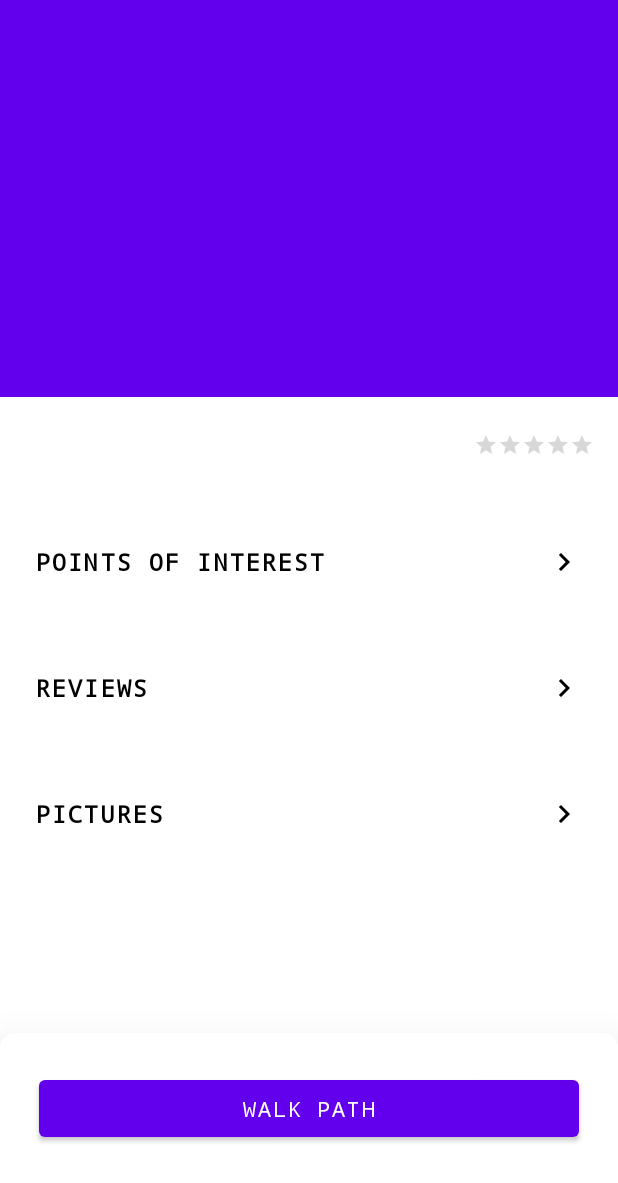
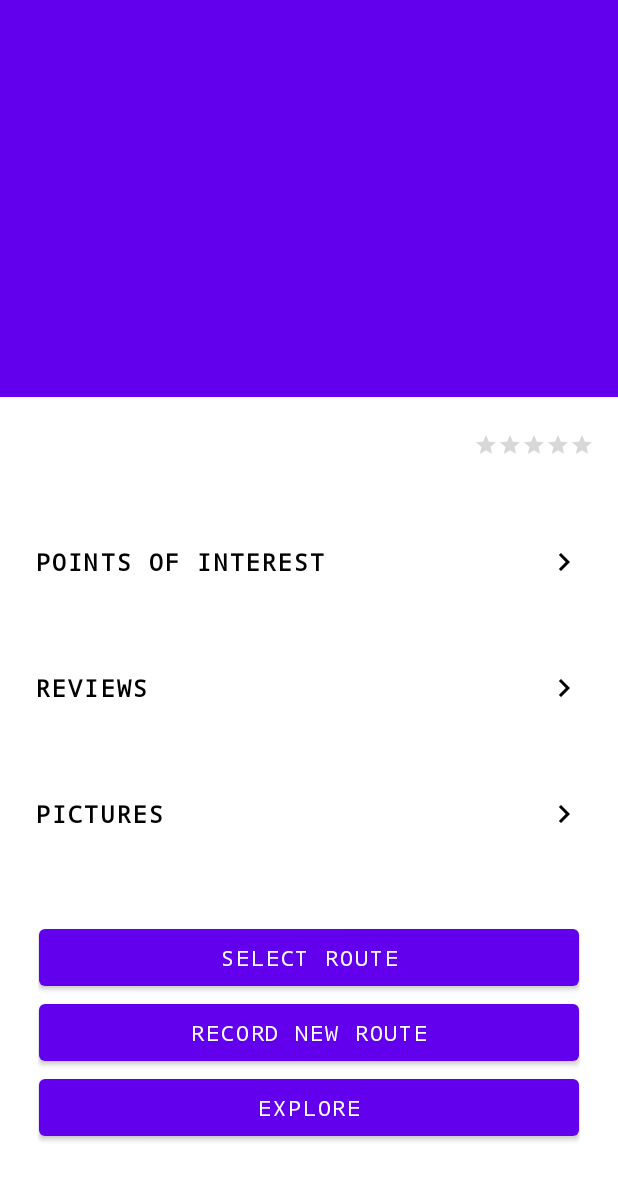
Before and after one commit to GoJoeyGo/WikiWalks, an Android app: the fragment PathFragment placed in its activity, on a phone screen of 412 x 824 dp, the part 53-1236 px from its top. Run offline under Robolectric (Android 15) with nearby library versions, the phone set to English and light mode, and no system bars; 6 statements that could not run were skipped.

Commit message:
Completely rehauled recording system

```diff
--- a/WikiWalksApp/app/src/main/java/com/wikiwalks/wikiwalks/MapsFragment.java
+++ b/WikiWalksApp/app/src/main/java/com/wikiwalks/wikiwalks/MapsFragment.java
@@ -51,7 +51,7 @@ public class MapsFragment extends Fragment implements OnMapReadyCallback, Google
         createPath.setOnClickListener(new View.OnClickListener() {
             @Override
             public void onClick(View v) {
-                getFragmentManager().beginTransaction().add(R.id.main_frame, RecordingFragment.newInstance(null, null)).addToBackStack(null).commit();
+                getFragmentManager().beginTransaction().add(R.id.main_frame, RecordingFragment.newInstance(null)).addToBackStack(null).commit();
             }
         });
         mapFragment = (SupportMapFragment) this.getChildFragmentManager().findFragmentById(R.id.map_frag);
@@ -64,7 +64,6 @@ public class MapsFragment extends Fragment implements OnMapReadyCallback, Google
     public void onMapReady(GoogleMap googleMap) {
         mMap = googleMap;
         mMap.setMapType(GoogleMap.MAP_TYPE_HYBRID);
-
         fusedLocationProviderClient.getLastLocation().addOnSuccessListener(new OnSuccessListener<Location>() {
             @Override
             public void onSuccess(Location location) {
--- a/WikiWalksApp/app/src/main/java/com/wikiwalks/wikiwalks/PathFragment.java
+++ b/WikiWalksApp/app/src/main/java/com/wikiwalks/wikiwalks/PathFragment.java
@@ -11,6 +11,7 @@ import android.widget.RatingBar;
 import android.widget.TextView;
 import android.widget.Toast;
 
+import androidx.constraintlayout.widget.ConstraintLayout;
 import androidx.fragment.app.Fragment;
 
 import com.google.android.gms.maps.CameraUpdateFactory;
@@ -22,10 +23,13 @@ import com.google.android.gms.maps.model.MarkerOptions;
 
 public class PathFragment extends Fragment implements OnMapReadyCallback {
 
-    Button walkPathButton;
+    Button selectRouteButton;
+    Button recordRouteButton;
+    Button exploreButton;
     SupportMapFragment mapFragment;
     private GoogleMap pathPreviewMap;
     Path path;
+    ConstraintLayout walkPathOptions;
     Button pointOfInterestButton;
     RatingBar ratingBar;
 
@@ -42,11 +46,29 @@ public class PathFragment extends Fragment implements OnMapReadyCallback {
         final View rootView = inflater.inflate(R.layout.path_fragment, container, false);
         mapFragment = (SupportMapFragment) this.getChildFragmentManager().findFragmentById(R.id.map_path_preview_frag);
         mapFragment.getMapAsync(this);
-        walkPathButton = rootView.findViewById(R.id.walk_path_button);
-        walkPathButton.setOnClickListener(new View.OnClickListener() {
+        walkPathOptions = rootView.findViewById(R.id.walk_path_option_selector);
+        selectRouteButton = rootView.findViewById(R.id.select_route_button);
+        if (path.getChildPaths().size() == 0) selectRouteButton.setText("WALK PATH");
+        selectRouteButton.setOnClickListener(new View.OnClickListener() {
             @Override
             public void onClick(View view) {
-                getFragmentManager().beginTransaction().add(R.id.main_frame, WalkFragment.newInstance(path)).addToBackStack(null).commit();
+                if (path.getChildPaths().size() == 0) {
+                    getFragmentManager().beginTransaction().add(R.id.main_frame, WalkFragment.newInstance(path, true)).addToBackStack(null).commit();
+                } else getFragmentManager().beginTransaction().add(R.id.main_frame, RouteListFragment.newInstance(path)).addToBackStack(null).commit();
+            }
+        });
+        recordRouteButton = rootView.findViewById(R.id.new_route_button);
+        recordRouteButton.setOnClickListener(new View.OnClickListener() {
+            @Override
+            public void onClick(View v) {
+                getFragmentManager().beginTransaction().add(R.id.main_frame, RecordingFragment.newInstance(path)).addToBackStack(null).commit();
+            }
+        });
+        exploreButton = rootView.findViewById(R.id.explore_button);
+        exploreButton.setOnClickListener(new View.OnClickListener() {
+            @Override
+            public void onClick(View view) {
+                getFragmentManager().beginTransaction().add(R.id.main_frame, WalkFragment.newInstance(path, false)).addToBackStack(null).commit();
             }
         });
         pointOfInterestButton = rootView.findViewById(R.id.path_frag_pois_button);
--- a/WikiWalksApp/app/src/main/res/layout/path_fragment.xml
+++ b/WikiWalksApp/app/src/main/res/layout/path_fragment.xml
@@ -118,32 +118,50 @@
 
         </androidx.constraintlayout.widget.ConstraintLayout>
     </androidx.core.widget.NestedScrollView>
+
     <androidx.constraintlayout.widget.ConstraintLayout
-        android:id="@+id/path_frag_constraint"
+        android:id="@+id/walk_path_option_selector"
         android:layout_width="match_parent"
-        android:layout_height="100dp"
+        android:layout_height="wrap_content"
         android:layout_gravity="bottom|end"
         android:background="@drawable/button_background"
-        app:layout_constraintBottom_toTopOf="@+id/textView"
-        app:layout_constraintEnd_toEndOf="parent"
-        android:elevation="40dp">
+        android:padding="25dp"
+        app:layout_constraintBottom_toBottomOf="parent"
+        app:layout_constraintEnd_toEndOf="parent">
 
 
         <Button
-            android:id="@+id/walk_path_button"
+            android:id="@+id/select_route_button"
             android:layout_width="360dp"
             android:layout_height="50dp"
-            android:layout_marginStart="25dp"
-            android:layout_marginLeft="25dp"
-            android:layout_marginTop="25dp"
-            android:layout_marginEnd="25dp"
-            android:layout_marginRight="25dp"
-            android:layout_marginBottom="25dp"
             android:fontFamily="monospace"
-            android:text="WALK PATH"
+            android:text="SELECT ROUTE"
+            style="@style/ButtonTheme"
+            app:layout_constraintEnd_toEndOf="parent"
+            app:layout_constraintStart_toStartOf="parent"
+            app:layout_constraintTop_toTopOf="parent" />
+
+        <Button
+            android:id="@+id/new_route_button"
+            android:layout_width="360dp"
+            android:layout_height="50dp"
+            android:fontFamily="monospace"
+            android:text="RECORD NEW ROUTE"
+            style="@style/ButtonTheme"
+            app:layout_constraintEnd_toEndOf="parent"
+            app:layout_constraintStart_toStartOf="parent"
+            app:layout_constraintTop_toBottomOf="@id/select_route_button" />
+
+        <Button
+            android:id="@+id/explore_button"
+            android:layout_width="360dp"
+            android:layout_height="50dp"
+            android:fontFamily="monospace"
+            android:text="EXPLORE"
+            style="@style/ButtonTheme"
             app:layout_constraintBottom_toBottomOf="parent"
             app:layout_constraintEnd_toEndOf="parent"
             app:layout_constraintStart_toStartOf="parent"
-            app:layout_constraintTop_toTopOf="parent" />
+            app:layout_constraintTop_toBottomOf="@id/new_route_button" />
     </androidx.constraintlayout.widget.ConstraintLayout>
 </androidx.coordinatorlayout.widget.CoordinatorLayout>
--- a/WikiWalksApp/app/src/main/res/layout/recording_fragment.xml
+++ b/WikiWalksApp/app/src/main/res/layout/recording_fragment.xml
@@ -38,6 +38,7 @@
 
         app:layout_constraintTop_toBottomOf="@id/recording_toolbar"
         app:layout_constraintVertical_bias="1.0"
+        android:layout_marginBottom="?attr/actionBarSize"
         tools:context=".ui.main.RecordingFragment" />
 
     <androidx.constraintlayout.widget.ConstraintLayout
--- a/WikiWalksApp/app/src/main/res/values/styles.xml
+++ b/WikiWalksApp/app/src/main/res/values/styles.xml
@@ -17,9 +17,7 @@
 
     <style name="ButtonTheme" parent="ThemeOverlay.AppCompat.Light">
         <item name="android:fontFamily">monospace</item>
-        <item name="android:textStyle">bold</item>
-        <item name="android:background">?attr/colorBackgroundFloating</item>
-        <item name="titleTextColor">?attr/colorOnBackground</item>
+        <item name="android:textColor">@color/white</item>
     </style>
 
     <style name="TextButtonTheme" parent="Widget.MaterialComponents.Button.TextButton">
```
Also changed, not shown: WikiWalksApp/app/src/main/java/com/wikiwalks/wikiwalks/Path.java (+18 -0 lines), WikiWalksApp/app/src/main/java/com/wikiwalks/wikiwalks/RecordingFragment.java (+51 -18 lines), WikiWalksApp/app/src/main/java/com/wikiwalks/wikiwalks/RouteListFragment.java (added, +93 -0 lines), WikiWalksApp/app/src/main/java/com/wikiwalks/wikiwalks/RouteListRecyclerViewAdapter.java (added, +62 -0 lines), WikiWalksApp/app/src/main/java/com/wikiwalks/wikiwalks/WalkFragment.java (+43 -27 lines), WikiWalksApp/app/src/main/res/drawable/route_indicator.xml (added, +16 -0 lines), WikiWalksApp/app/src/main/res/layout/maps_fragment.xml (+5 -9 lines), WikiWalksApp/app/src/main/res/layout/route_list_fragment.xml (added, +81 -0 lines), WikiWalksApp/app/src/main/res/layout/route_list_row.xml (added, +17 -0 lines), WikiWalksApp/app/src/main/res/layout/walk_fragment.xml (+10 -34 lines), 1 other file.
